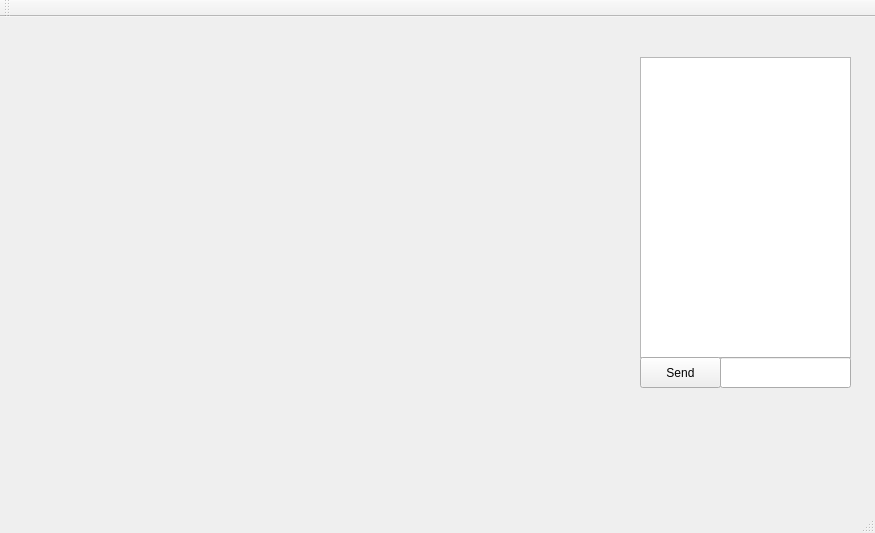
Above: User/User/Guess_Game_Interface.ui from xNaga09x/ProjectModernCpp before the change. Below: the same form after it.
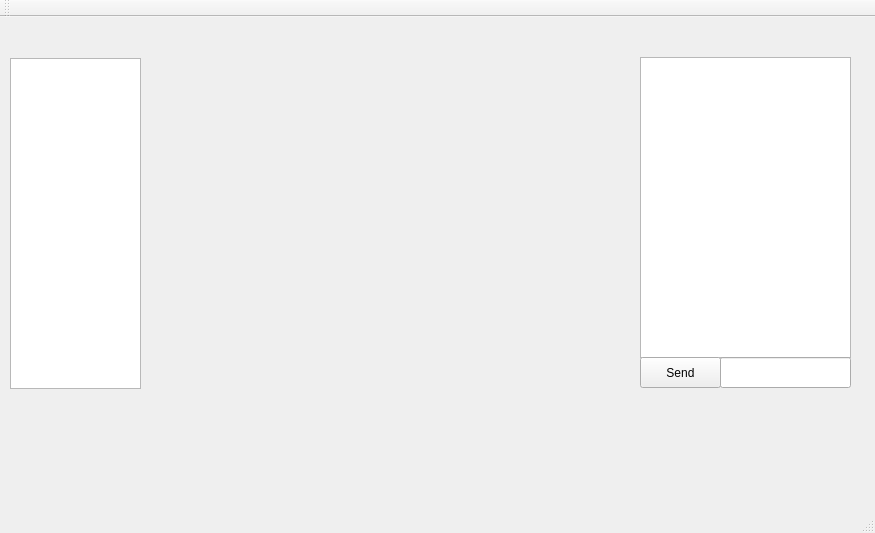
That is the form after the change.

Commit message: Guess_Game PLayers list WV

Diff of the .ui file:
```diff
--- a/User/User/Guess_Game_Interface.ui
+++ b/User/User/Guess_Game_Interface.ui
@@ -53,14 +53,24 @@
    <widget class="QWidget" name="verticalLayoutWidget">
     <property name="geometry">
      <rect>
-      <x>30</x>
+      <x>140</x>
       <y>40</y>
-      <width>591</width>
+      <width>501</width>
       <height>331</height>
      </rect>
     </property>
     <layout class="QVBoxLayout" name="verticalLayout"/>
    </widget>
+   <widget class="QListView" name="playerList">
+    <property name="geometry">
+     <rect>
+      <x>10</x>
+      <y>41</y>
+      <width>131</width>
+      <height>331</height>
+     </rect>
+    </property>
+   </widget>
   </widget>
   <widget class="QMenuBar" name="menuBar">
    <property name="geometry">
```
The commit also changes 4 other files.
